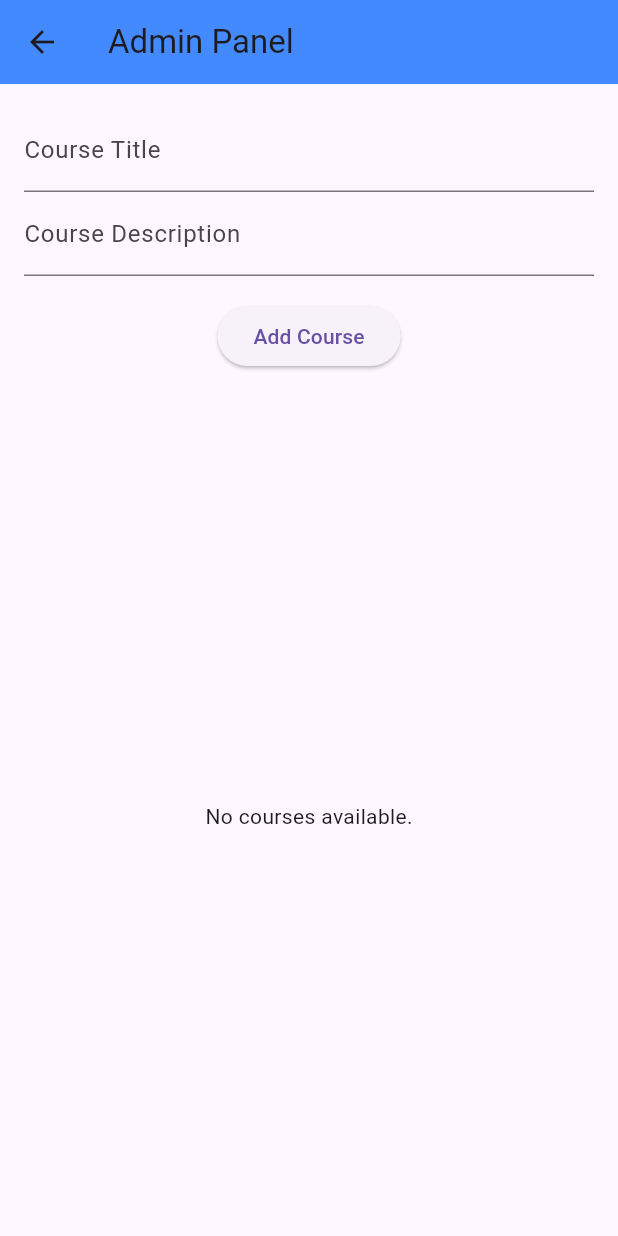
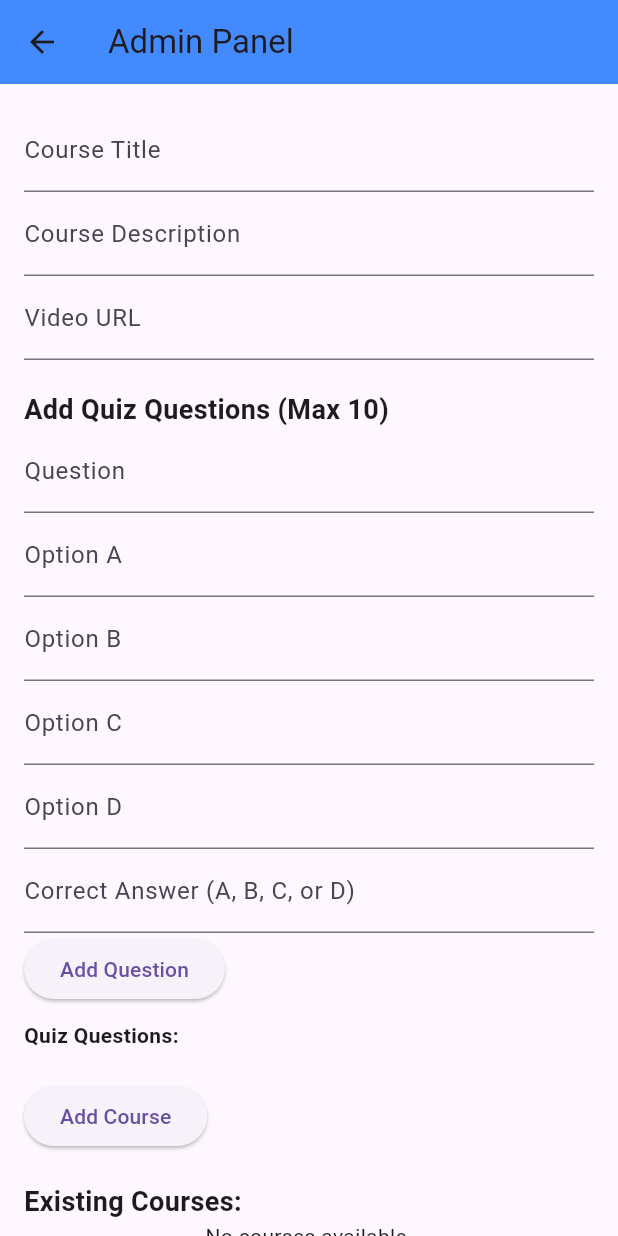
Before and after one commit to Trushang-Patel/e_learning_app, a Flutter app: the AdminPage screen opened directly, on a phone screen of 412 x 824 dp. Run offline on Flutter 3.47's test engine with Material 3 defaults, Android fonts, the phone set to English and light mode, and no system bars; our stand-ins replace cloud_firestore, firebase_auth, firebase_core, get, google_sign_in, pdf; missing offline and left inert: dart:html; accounts and stored records are empty.

Commit message:
Add course , Quiz and Certificate course for Users

```diff
--- a/lib/screens/admin_page.dart
+++ b/lib/screens/admin_page.dart
@@ -1,22 +1,80 @@
 import 'package:flutter/material.dart';
 import 'package:cloud_firestore/cloud_firestore.dart';
 
-class AdminPage extends StatelessWidget {
+class AdminPage extends StatefulWidget {
+  @override
+  _AdminPageState createState() => _AdminPageState();
+}
+
+class _AdminPageState extends State<AdminPage> {
   final TextEditingController titleController = TextEditingController();
   final TextEditingController descriptionController = TextEditingController();
+  final TextEditingController videoUrlController = TextEditingController();
+  final TextEditingController questionController = TextEditingController();
+  final TextEditingController optionAController = TextEditingController();
+  final TextEditingController optionBController = TextEditingController();
+  final TextEditingController optionCController = TextEditingController();
+  final TextEditingController optionDController = TextEditingController();
+  final TextEditingController correctAnswerController = TextEditingController();
+
+  List<Map<String, dynamic>> quiz = [];
 
   Future<void> addCourse() async {
-    if (titleController.text.isEmpty || descriptionController.text.isEmpty) {
-      print('Title and description cannot be empty');
+    if (titleController.text.isEmpty ||
+        descriptionController.text.isEmpty ||
+        videoUrlController.text.isEmpty ||
+        quiz.isEmpty) {
+      print('All fields are required');
       return;
     }
+
     await FirebaseFirestore.instance.collection('courses').add({
       'title': titleController.text,
       'description': descriptionController.text,
+      'videoUrl': videoUrlController.text,
+      'quiz': quiz,
+      'createdAt': Timestamp.now(),
+      'createdBy': 'admin@gmail.com', // Replace with dynamic admin email if needed
     });
+
     titleController.clear();
     descriptionController.clear();
+    videoUrlController.clear();
+    quiz.clear();
+    setState(() {});
     print('Course added successfully');
+  }
+
+  void addQuizQuestion() {
+    if (quiz.length >= 10) {
+      print('You can only add up to 10 questions.');
+      return;
+    }
+
+    if (questionController.text.isNotEmpty &&
+        optionAController.text.isNotEmpty &&
+        optionBController.text.isNotEmpty &&
+        optionCController.text.isNotEmpty &&
+        optionDController.text.isNotEmpty &&
+        correctAnswerController.text.isNotEmpty) {
+      quiz.add({
+        'question': questionController.text,
+        'options': {
+          'A': optionAController.text,
+          'B': optionBController.text,
+          'C': optionCController.text,
+          'D': optionDController.text,
+        },
+        'correctAnswer': correctAnswerController.text,
+      });
+      questionController.clear();
+      optionAController.clear();
+      optionBController.clear();
+      optionCController.clear();
+      optionDController.clear();
+      correctAnswerController.clear();
+      setState(() {});
+    }
   }
 
   Future<void> deleteCourse(String courseId) async {
@@ -31,11 +89,11 @@ class AdminPage extends StatelessWidget {
         title: Text('Admin Panel'),
         backgroundColor: Colors.blueAccent,
       ),
-      body: Column(
-        children: [
-          Padding(
+      body: SingleChildScrollView(
+        child: Padding(
           padding: const EdgeInsets.all(16.0),
           child: Column(
+            crossAxisAlignment: CrossAxisAlignment.start,
             children: [
               TextField(
                 controller: titleController,
@@ -45,16 +103,65 @@ class AdminPage extends StatelessWidget {
                 controller: descriptionController,
                 decoration: InputDecoration(labelText: 'Course Description'),
               ),
-                SizedBox(height: 16),
+              TextField(
+                controller: videoUrlController,
+                decoration: InputDecoration(labelText: 'Video URL'),
+              ),
+              SizedBox(height: 20),
+              Text(
+                'Add Quiz Questions (Max 10)',
+                style: TextStyle(fontSize: 18, fontWeight: FontWeight.bold),
+              ),
+              TextField(
+                controller: questionController,
+                decoration: InputDecoration(labelText: 'Question'),
+              ),
+              TextField(
+                controller: optionAController,
+                decoration: InputDecoration(labelText: 'Option A'),
+              ),
+              TextField(
+                controller: optionBController,
+                decoration: InputDecoration(labelText: 'Option B'),
+              ),
+              TextField(
+                controller: optionCController,
+                decoration: InputDecoration(labelText: 'Option C'),
+              ),
+              TextField(
+                controller: optionDController,
+                decoration: InputDecoration(labelText: 'Option D'),
+              ),
+              TextField(
+                controller: correctAnswerController,
+                decoration: InputDecoration(labelText: 'Correct Answer (A, B, C, or D)'),
+              ),
+              ElevatedButton(
+                onPressed: addQuizQuestion,
+                child: Text('Add Question'),
+              ),
+              SizedBox(height: 10),
+              Text(
+                'Quiz Questions:',
+                style: TextStyle(fontWeight: FontWeight.bold),
+              ),
+              ...quiz.map((q) => ListTile(
+                    title: Text(q['question']),
+                    subtitle: Text(
+                        'A: ${q['options']['A']}, B: ${q['options']['B']}, C: ${q['options']['C']}, D: ${q['options']['D']}'),
+                    trailing: Text('Answer: ${q['correctAnswer']}'),
+                  )),
+              SizedBox(height: 20),
               ElevatedButton(
                 onPressed: addCourse,
                 child: Text('Add Course'),
               ),
-              ],
+              SizedBox(height: 20),
+              Text(
+                'Existing Courses:',
+                style: TextStyle(fontSize: 18, fontWeight: FontWeight.bold),
               ),
-          ),
-          Expanded(
-            child: StreamBuilder<QuerySnapshot>(
+              StreamBuilder<QuerySnapshot>(
                 stream: FirebaseFirestore.instance.collection('courses').snapshots(),
                 builder: (context, snapshot) {
                   if (snapshot.connectionState == ConnectionState.waiting) {
@@ -65,6 +172,8 @@ class AdminPage extends StatelessWidget {
                   }
                   final courses = snapshot.data!.docs;
                   return ListView.builder(
+                    shrinkWrap: true,
+                    physics: NeverScrollableScrollPhysics(),
                     itemCount: courses.length,
                     itemBuilder: (context, index) {
                       final course = courses[index];
@@ -80,8 +189,9 @@ class AdminPage extends StatelessWidget {
                   );
                 },
               ),
+            ],
           ),
-        ],
+        ),
       ),
     );
   }
--- a/pubspec.yaml
+++ b/pubspec.yaml
@@ -34,6 +34,8 @@ dependencies:
   firebase_auth: ^5.5.2
   cloud_firestore: ^5.6.6
   google_sign_in: ^6.1.0
+  pdf: ^3.10.1
+  path_provider: ^2.0.11
 
   # The following adds the Cupertino Icons font to your application.
   # Use with the CupertinoIcons class for iOS style icons.
```
Also changed, not shown: lib/screens/course_detail_page.dart (added, +283 -0 lines), lib/screens/courses_page.dart (+12 -25 lines), lib/screens/generateCertificate.dart (added, +105 -0 lines), pubspec.lock, 2 other files. Lines whose indentation alone changed are shown as unchanged.
